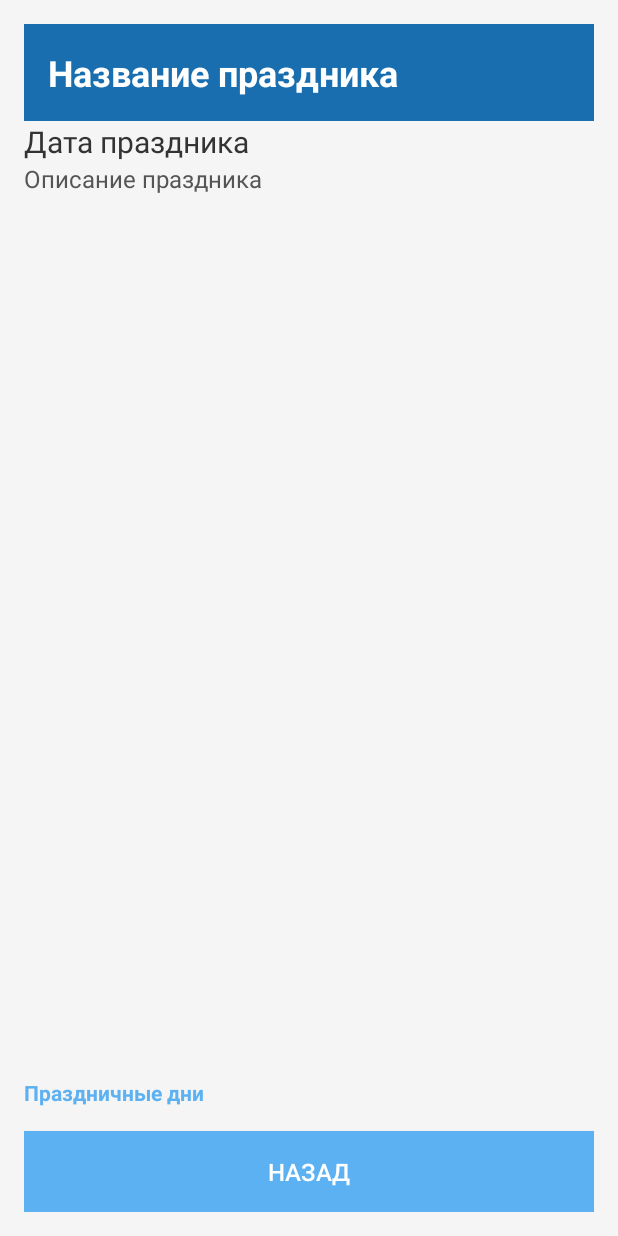
After one commit to KGlebB/EventsCalendar, an Android app built with Jetpack Compose: the layout holiday.xml on its own in the app's theme, with its tools: preview values and no code run, on a phone screen of 412 x 824 dp. The commit adds this screen. Run offline under Robolectric (Android 15) with nearby library versions, the phone set to English and light mode, and no system bars.

Commit message:
ADD Holiday Activity

```diff
--- a/app/build.gradle.kts
+++ b/app/build.gradle.kts
@@ -9,7 +9,7 @@ android {
 
     defaultConfig {
         applicationId = "com.example.eventscalendar"
-        minSdk = 24
+        minSdk = 26
         targetSdk = 34
         versionCode = 1
         versionName = "1.0"
@@ -59,11 +59,13 @@ dependencies {
     implementation("androidx.compose.ui:ui-graphics")
     implementation("androidx.compose.ui:ui-tooling-preview")
     implementation("androidx.compose.material3:material3")
+    implementation(platform("androidx.compose:compose-bom:2023.03.00"))
     testImplementation("junit:junit:4.13.2")
     androidTestImplementation("androidx.test.ext:junit:1.1.5")
     androidTestImplementation("androidx.test.espresso:espresso-core:3.5.1")
     androidTestImplementation(platform("androidx.compose:compose-bom:2023.03.00"))
     androidTestImplementation("androidx.compose.ui:ui-test-junit4")
+    androidTestImplementation(platform("androidx.compose:compose-bom:2023.03.00"))
     debugImplementation("androidx.compose.ui:ui-tooling")
     debugImplementation("androidx.compose.ui:ui-test-manifest")
 }
--- /dev/null
+++ b/app/src/main/res/layout/holiday.xml
@@ -0,0 +1,56 @@
+<?xml version="1.0" encoding="utf-8"?>
+<LinearLayout xmlns:android="http://schemas.android.com/apk/res/android"
+    android:orientation="vertical"
+    android:layout_width="match_parent"
+    android:layout_height="match_parent"
+    android:padding="16dp"
+    android:background="#F5F5F5">
+
+    <TextView
+        android:id="@+id/holidayName"
+        android:layout_width="match_parent"
+        android:layout_height="wrap_content"
+        android:background="#186EAF"
+        android:padding="16dp"
+        android:text="Название праздника"
+        android:textColor="#FFFFFF"
+        android:textSize="24sp"
+        android:textStyle="bold" />
+
+    <TextView
+        android:id="@+id/holidayDate"
+        android:layout_width="match_parent"
+        android:layout_height="wrap_content"
+        android:text="Дата праздника"
+        android:textSize="20sp"
+        android:textColor="#333333" />
+
+    <TextView
+        android:id="@+id/holidayDescription"
+        android:layout_width="match_parent"
+        android:layout_height="wrap_content"
+        android:text="Описание праздника"
+        android:textSize="16sp"
+        android:layout_weight="1"
+        android:textColor="#555555" />
+
+    <TextView
+        android:id="@+id/holidayDays"
+        android:layout_width="match_parent"
+        android:layout_height="wrap_content"
+        android:text="Праздничные дни"
+        android:textColor="#5CB1F2"
+        android:textStyle="bold"
+        android:paddingTop="8dp" />
+
+    <Button
+        android:id="@+id/backButton"
+        android:layout_width="match_parent"
+        android:layout_height="wrap_content"
+        android:text="Назад"
+        android:textSize="16sp"
+        android:background="#5CB1F2"
+        android:textColor="#FFFFFF"
+        android:padding="16dp"
+        android:layout_marginTop="16dp" />
+</LinearLayout>
--- a/app/src/main/res/values/strings.xml
+++ b/app/src/main/res/values/strings.xml
@@ -1,3 +1,4 @@
 <resources>
     <string name="app_name">EventsCalendar</string>
+    <string name="title_activity_holiday">HolidayActivity</string>
 </resources>
```
Also changed, not shown: app/src/main/AndroidManifest.xml (+7 -0 lines), app/src/main/java/com/example/eventscalendar/Holiday.kt (added, +10 -0 lines), app/src/main/java/com/example/eventscalendar/HolidayActivity.kt (added, +49 -0 lines), app/src/main/java/com/example/eventscalendar/MainActivity.kt (+97 -31 lines), app/src/main/res/layout/main.xml (added, +30 -0 lines), app/src/main/res/raw/holidays.json (renamed from app/src/main/res/json/holidays.json.txt, +27 -28 lines).
